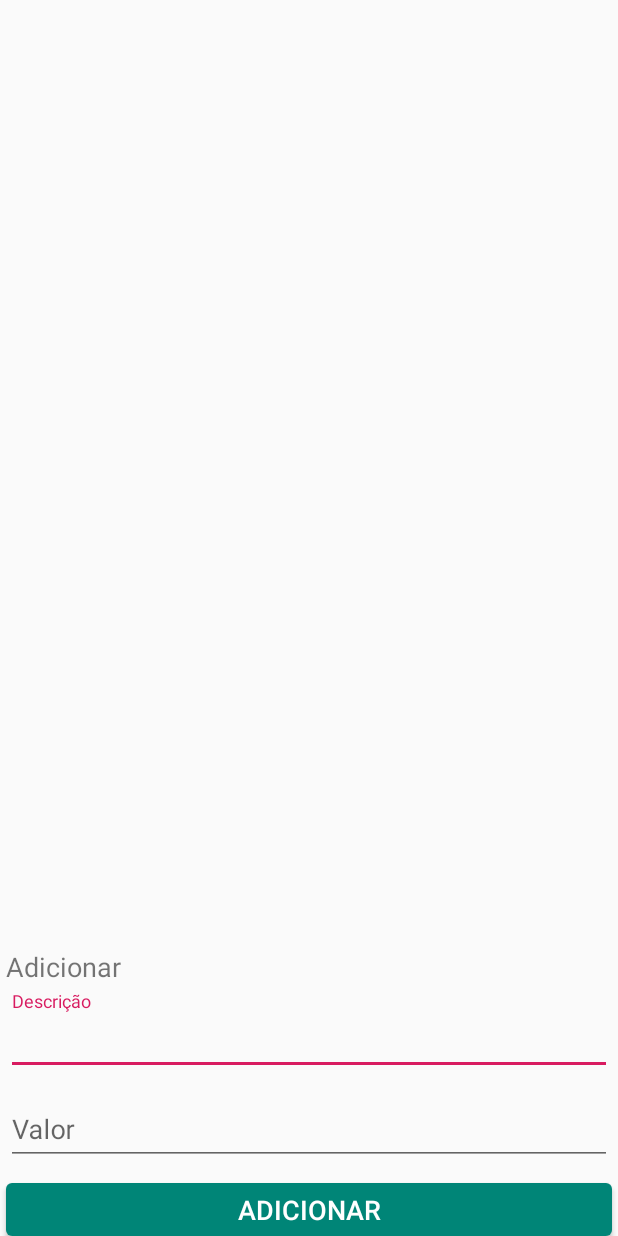
After one commit to mathbaltazar/Myself, an Android app: the layout layout_detalhes_item_carteira_input_registro.xml on its own in the app's theme, with its tools: preview values and no code run, on a phone screen of 412 x 824 dp. The commit adds this screen. Run offline under Robolectric (Android 15) with nearby library versions, the phone set to English and light mode, and no system bars.

Commit message:
Update 2

```diff
--- a/app/src/main/java/com/baltazarstudio/regular/adapter/ItemCarteiraRegistroAdapter.kt
+++ b/app/src/main/java/com/baltazarstudio/regular/adapter/ItemCarteiraRegistroAdapter.kt
@@ -8,12 +8,12 @@ import android.view.ViewGroup
 import android.widget.BaseAdapter
 import android.widget.TextView
 import com.baltazarstudio.regular.R
-import com.baltazarstudio.regular.model.RegistroItemCarteira
+import com.baltazarstudio.regular.model.RegistroItem
 import com.baltazarstudio.regular.util.Utils
 import kotlinx.android.synthetic.main.item_carteira_aberta_registro.view.*
 
 class ItemCarteiraRegistroAdapter(var context: Context,
-                                  var registros: List<RegistroItemCarteira>
+                                  var registros: List<RegistroItem>
 ) : BaseAdapter() {
 
     @SuppressLint("InflateParams")
@@ -49,7 +49,7 @@ class ItemCarteiraRegistroAdapter(var context: Context,
         return registros.size
     }
 
-    private fun bindView(holder: ViewHolder, registro: RegistroItemCarteira) {
+    private fun bindView(holder: ViewHolder, registro: RegistroItem) {
         holder.descricao!!.text = registro.descricao
         holder.valor!!.text = Utils.formatCurrency(registro.valor)
     }
--- a/app/src/main/java/com/baltazarstudio/regular/database/Database.kt
+++ b/app/src/main/java/com/baltazarstudio/regular/database/Database.kt
@@ -16,6 +16,7 @@ abstract class Database<T>(context: Context) :
 
     override fun onCreate(db: SQLiteDatabase) {
         ItemCarteiraAbertaDAO.onCreate(db)
+        RegistroItemDAO.onCreate(db)
     }
 
     override fun onUpgrade(p0: SQLiteDatabase?, p1: Int, p2: Int) {
--- a/app/src/main/java/com/baltazarstudio/regular/model/RegistroItemCarteira.kt
+++ b/app/src/main/java/com/baltazarstudio/regular/model/RegistroItem.kt
@@ -2,8 +2,10 @@ package com.baltazarstudio.regular.model
 
 import java.math.BigDecimal
 
-class RegistroItemCarteira {
+class RegistroItem {
     var id: Int? = null
     var descricao: String? = null
     var valor: BigDecimal? = null
+
+    var itemCarteiraAberta: ItemCarteiraAberta? = null
 }
--- a/app/src/main/res/layout/fragment_cateira_aberta.xml
+++ b/app/src/main/res/layout/fragment_cateira_aberta.xml
@@ -10,7 +10,7 @@
     <androidx.cardview.widget.CardView
         android:layout_width="match_parent"
         android:layout_height="wrap_content"
-        app:cardElevation="4dp">
+        app:cardElevation="2dp">
 
         <LinearLayout
             android:layout_width="match_parent"
@@ -80,7 +80,7 @@
                 <com.google.android.material.textfield.TextInputLayout
                     android:layout_width="match_parent"
                     android:layout_height="wrap_content"
-                    android:hint="@string/all_carteira_input_hint_descricao">
+                    android:hint="@string/all_input_hint_descricao">
 
                     <com.google.android.material.textfield.TextInputEditText
                         android:id="@+id/textinput_descricao"
@@ -93,7 +93,7 @@
                     android:layout_width="match_parent"
                     android:layout_height="wrap_content"
                     android:layout_marginTop="@dimen/all_default_layout_offset"
-                    android:hint="@string/all_carteira_input_hint_valor">
+                    android:hint="@string/all_input_hint_valor">
 
                     <com.google.android.material.textfield.TextInputEditText
                         android:id="@+id/textinput_valor"
--- /dev/null
+++ b/app/src/main/res/layout/layout_detalhes_item_carteira_input_registro.xml
@@ -0,0 +1,67 @@
+<?xml version="1.0" encoding="utf-8"?>
+<RelativeLayout xmlns:android="http://schemas.android.com/apk/res/android"
+    android:layout_width="match_parent"
+    android:layout_height="wrap_content">
+
+
+    <LinearLayout
+        android:layout_width="match_parent"
+        android:layout_height="wrap_content"
+        android:layout_above="@id/button_inserir_item_registro"
+        android:orientation="vertical"
+        android:padding="@dimen/all_default_layout_offset">
+
+        <TextView
+            android:layout_width="wrap_content"
+            android:layout_height="wrap_content"
+            android:layout_marginTop="@dimen/all_default_layout_offset"
+            android:layout_marginBottom="@dimen/all_default_layout_offset"
+            android:text="@string/all_string_adicionar"
+            android:textSize="18sp" />
+
+        <TextView
+            android:id="@+id/textinput_item_registro_error"
+            android:layout_width="match_parent"
+            android:layout_height="wrap_content"
+            android:text="@string/all_string_adicionar_registro_invalido"
+            android:textColor="@android:color/holo_red_light"
+            android:visibility="gone" />
+
+        <com.google.android.material.textfield.TextInputLayout
+            android:layout_width="match_parent"
+            android:layout_height="wrap_content"
+            android:hint="@string/all_input_hint_descricao">
+
+            <com.google.android.material.textfield.TextInputEditText
+                android:id="@+id/textinput_item_registro_descricao"
+                android:layout_width="match_parent"
+                android:layout_height="wrap_content" />
+        </com.google.android.material.textfield.TextInputLayout>
+
+
+        <com.google.android.material.textfield.TextInputLayout
+            android:layout_width="match_parent"
+            android:layout_height="wrap_content"
+            android:layout_marginTop="@dimen/all_default_layout_offset"
+            android:hint="@string/all_input_hint_valor">
+
+            <com.google.android.material.textfield.TextInputEditText
+                android:id="@+id/textinput_item_registro_valor"
+                android:layout_width="match_parent"
+                android:layout_height="wrap_content"
+                android:inputType="number" />
+        </com.google.android.material.textfield.TextInputLayout>
+    </LinearLayout>
+
+    <Button
+        android:id="@+id/button_inserir_item_registro"
+        android:layout_width="match_parent"
+        android:layout_height="35dp"
+        android:layout_alignParentBottom="true"
+        android:layout_margin="@dimen/all_default_layout_offset"
+        android:background="@drawable/all_button_background"
+        android:text="@string/all_string_adicionar"
+        android:textColor="@android:color/white"
+        android:textSize="18sp" />
+
+</RelativeLayout>
--- a/app/src/main/res/values/strings.xml
+++ b/app/src/main/res/values/strings.xml
@@ -4,8 +4,8 @@
     <string name="view_pager_fragment_title_carteira">Carteira Aberta</string>
     <string name="view_pager_fragment_title_economias">Economias</string>
     <string name="all_string_adicionar">Adicionar</string>
-    <string name="all_carteira_input_hint_valor">Valor</string>
-    <string name="all_carteira_input_hint_descricao">Descrição</string>
+    <string name="all_input_hint_valor">Valor</string>
+    <string name="all_input_hint_descricao">Descrição</string>
     <string name="all_carteira_title_pendencias">Pendências</string>
     <string name="all_label_sem_pendencias">Não há pendências registradas.</string>
 
@@ -14,4 +14,6 @@
     <string name="toast_item_carteira_adicionado">Adicionado!</string>
     <string name="all_string_adicionar_invalido">Nenhum campo pode ficar em branco</string>
     <string name="activity_title_detalhes_item_carteira">Pendência</string>
+    <string name="toast_detalhe_item_carteira_registro_adicionado">Registro adicionado</string>
+    <string name="all_string_adicionar_registro_invalido">O campo *Valor não pode ficar em branco</string>
 </resources>
```
Also changed, not shown: app/src/main/java/com/baltazarstudio/regular/database/ItemCarteiraAbertaDAO.kt (+11 -2 lines), app/src/main/java/com/baltazarstudio/regular/database/RegistroItemDAO.kt (added, +85 -0 lines), app/src/main/java/com/baltazarstudio/regular/model/ItemCarteiraAberta.kt (+1 -10 lines), app/src/main/java/com/baltazarstudio/regular/ui/DetalhesItemCarteiraActivity.kt (+48 -3 lines), app/src/main/res/layout/activity_detalhes_item_carteira.xml (+8 -6 lines).
